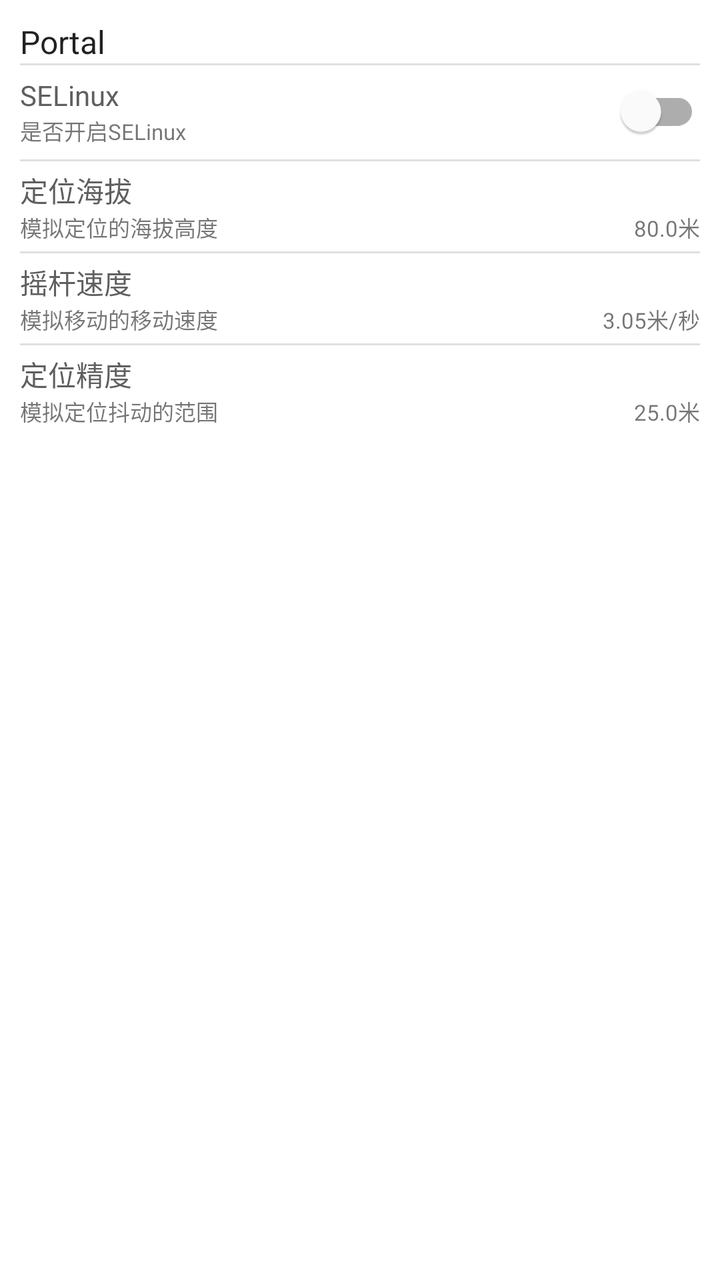
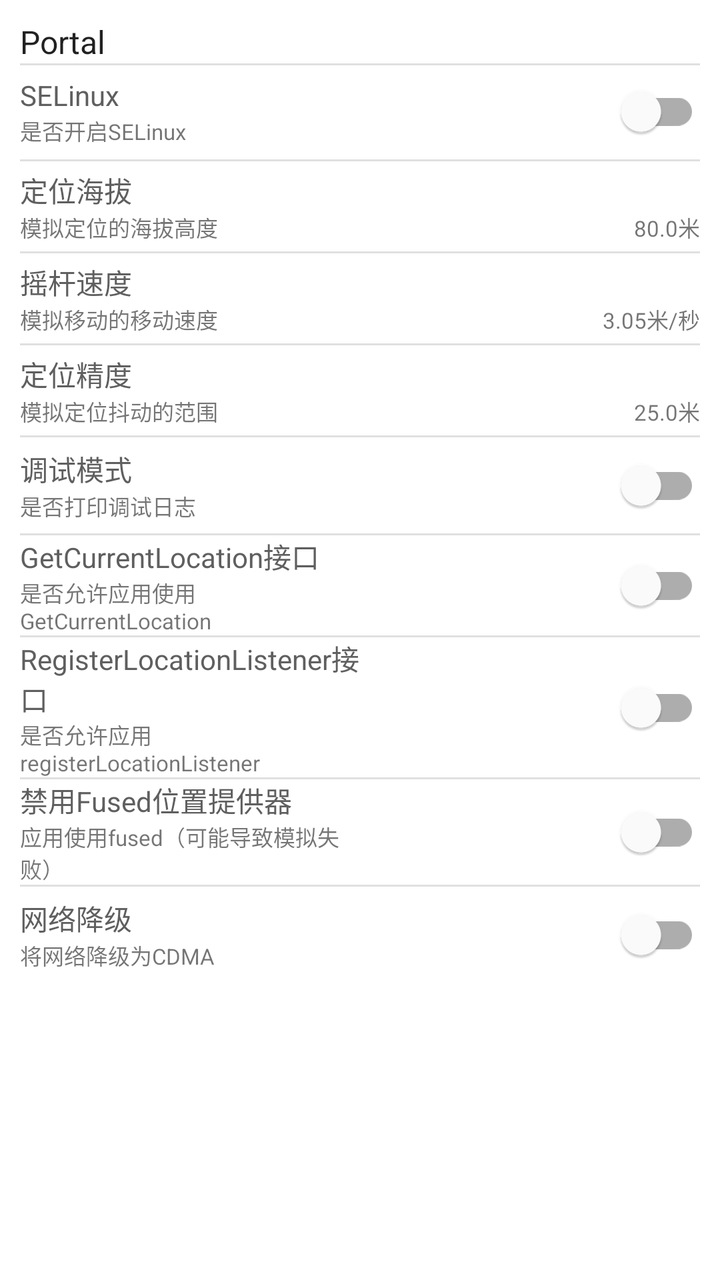

Compare the two renders of this Android layout. The source of the first and the diff that turns it into the second are given below.
<!-- AndroidManifest.xml: application theme AppTheme -->
<!-- res/layout/fragment_settings.xml -->
<?xml version="1.0" encoding="utf-8"?>
<androidx.constraintlayout.widget.ConstraintLayout xmlns:android="http://schemas.android.com/apk/res/android"
    xmlns:app="http://schemas.android.com/apk/res-auto"
    xmlns:tools="http://schemas.android.com/tools"
    android:layout_width="match_parent"
    android:layout_height="match_parent"
    android:padding="10dp"
    tools:context=".ui.settings.SettingsFragment">

    <com.google.android.material.textview.MaterialTextView
        android:id="@+id/settings_title"
        android:layout_width="wrap_content"
        android:layout_height="wrap_content"
        android:text="@string/app_name"
        style="@style/TextAppearance.AppCompat.Menu"
        app:layout_constraintTop_toTopOf="parent"
        app:layout_constraintStart_toStartOf="parent" />

    <com.google.android.material.divider.MaterialDivider
        android:layout_width="match_parent"
        android:layout_height="wrap_content"
        app:layout_constraintTop_toBottomOf="@id/settings_title"
        app:layout_constraintStart_toStartOf="parent" />

    <LinearLayout
        android:layout_width="match_parent"
        android:layout_height="wrap_content"
        android:orientation="vertical"
        app:layout_constraintTop_toBottomOf="@id/settings_title"
        app:layout_constraintStart_toStartOf="parent">

        <LinearLayout
            android:id="@+id/selinux_layout"
            android:layout_width="match_parent"
            android:layout_height="wrap_content"
            android:gravity="center_vertical"
            android:orientation="horizontal">
            <LinearLayout
                android:layout_width="0dp"
                android:layout_height="wrap_content"
                android:layout_weight="1"
                android:orientation="vertical"
                android:gravity="center_vertical">
                <com.google.android.material.textview.MaterialTextView
                    android:layout_width="wrap_content"
                    android:layout_height="wrap_content"
                    android:text="@string/selinux"
                    android:textColor="@color/portal_mini_title_color" />
                <com.google.android.material.textview.MaterialTextView
                    android:layout_width="wrap_content"
                    android:layout_height="wrap_content"
                    android:text="@string/need_open_selinux"
                    android:textSize="11sp" />
            </LinearLayout>
            <com.google.android.material.switchmaterial.SwitchMaterial
                android:id="@+id/selinux_switch"
                android:layout_width="0dp"
                android:layout_weight="1"
                android:layout_height="wrap_content"
                android:layout_gravity="center_vertical"
                app:useMaterialThemeColors="true"/>
        </LinearLayout>

        <com.google.android.material.divider.MaterialDivider
            android:layout_width="match_parent"
            android:layout_height="wrap_content"
            app:layout_constraintTop_toBottomOf="@id/selinux_layout"
            app:layout_constraintStart_toStartOf="parent" />

        <androidx.constraintlayout.widget.ConstraintLayout
            android:id="@+id/altitude_layout"
            android:layout_width="match_parent"
            android:layout_height="wrap_content"
            android:gravity="center_vertical"
            android:layout_marginTop="4dp"
            android:layout_marginBottom="4dp">

            <com.google.android.material.textview.MaterialTextView
                android:id="@+id/altitude_title"
                android:layout_width="wrap_content"
                android:layout_height="wrap_content"
                android:text="@string/altitude"
                android:textColor="@color/portal_mini_title_color"
                app:layout_constraintStart_toStartOf="parent"
                app:layout_constraintTop_toTopOf="parent"/>

            <com.google.android.material.textview.MaterialTextView
                android:id="@+id/altitude_desc"
                android:layout_width="wrap_content"
                android:layout_height="wrap_content"
                android:text="@string/altitude_desc"
                android:textSize="11sp"
                app:layout_constraintStart_toStartOf="parent"
                app:layout_constraintTop_toBottomOf="@id/altitude_title"/>

            <com.google.android.material.textview.MaterialTextView
                android:id="@+id/altitude_value"
                android:layout_width="wrap_content"
                android:layout_height="wrap_content"
                android:text="80.0米"
                android:textSize="11sp"
                app:layout_constraintTop_toBottomOf="@id/altitude_title"
                app:layout_constraintEnd_toEndOf="parent" />

        </androidx.constraintlayout.widget.ConstraintLayout>

        <com.google.android.material.divider.MaterialDivider
            android:layout_width="match_parent"
            android:layout_height="wrap_content"
            app:layout_constraintTop_toBottomOf="@id/altitude_layout"
            app:layout_constraintStart_toStartOf="parent" />

        <androidx.constraintlayout.widget.ConstraintLayout
            android:id="@+id/speed_layout"
            android:layout_width="match_parent"
            android:layout_height="wrap_content"
            android:gravity="center_vertical"
            android:layout_marginTop="4dp"
            android:layout_marginBottom="4dp">

            <com.google.android.material.textview.MaterialTextView
                android:id="@+id/speed_title"
                android:layout_width="wrap_content"
                android:layout_height="wrap_content"
                android:text="@string/rocker_speed"
                android:textColor="@color/portal_mini_title_color"
                app:layout_constraintStart_toStartOf="parent"
                app:layout_constraintTop_toTopOf="parent"/>

            <com.google.android.material.textview.MaterialTextView
                android:id="@+id/speed_desc"
                android:layout_width="wrap_content"
                android:layout_height="wrap_content"
                android:text="@string/rocker_speed_desc"
                android:textSize="11sp"
                app:layout_constraintStart_toStartOf="parent"
                app:layout_constraintTop_toBottomOf="@id/speed_title"/>

            <com.google.android.material.textview.MaterialTextView
                android:id="@+id/speed_value"
                android:layout_width="wrap_content"
                android:layout_height="wrap_content"
                android:text="3.05米/秒"
                android:textSize="11sp"
                app:layout_constraintTop_toBottomOf="@id/speed_title"
                app:layout_constraintEnd_toEndOf="parent" />

        </androidx.constraintlayout.widget.ConstraintLayout>

        <com.google.android.material.divider.MaterialDivider
            android:layout_width="match_parent"
            android:layout_height="wrap_content"
            app:layout_constraintTop_toBottomOf="@id/speed_layout"
            app:layout_constraintStart_toStartOf="parent" />

        <androidx.constraintlayout.widget.ConstraintLayout
            android:id="@+id/accuracy_layout"
            android:layout_width="match_parent"
            android:layout_height="wrap_content"
            android:gravity="center_vertical"
            android:layout_marginTop="4dp"
            android:layout_marginBottom="4dp">

            <com.google.android.material.textview.MaterialTextView
                android:id="@+id/accuracy_title"
                android:layout_width="wrap_content"
                android:layout_height="wrap_content"
                android:text="@string/accuracy"
                android:textColor="@color/portal_mini_title_color"
                app:layout_constraintStart_toStartOf="parent"
                app:layout_constraintTop_toTopOf="parent"/>

            <com.google.android.material.textview.MaterialTextView
                android:id="@+id/accuracy_desc"
                android:layout_width="wrap_content"
                android:layout_height="wrap_content"
                android:text="@string/accuracy_desc"
                android:textSize="11sp"
                app:layout_constraintStart_toStartOf="parent"
                app:layout_constraintTop_toBottomOf="@id/accuracy_title"/>

            <com.google.android.material.textview.MaterialTextView
                android:id="@+id/accuracy_value"
                android:layout_width="wrap_content"
                android:layout_height="wrap_content"
                android:text="25.0米"
                android:textSize="11sp"
                app:layout_constraintTop_toBottomOf="@id/accuracy_title"
                app:layout_constraintEnd_toEndOf="parent" />

        </androidx.constraintlayout.widget.ConstraintLayout>

    </LinearLayout>

</androidx.constraintlayout.widget.ConstraintLayout>
<!-- resources referenced by this layout -->
<resources>
  <color name="portal_mini_title_color">#5F5F5F</color>
  <string name="accuracy">定位精度</string>
  <string name="accuracy_desc">模拟定位抖动的范围</string>
  <string name="altitude">定位海拔</string>
  <string name="altitude_desc">模拟定位的海拔高度</string>
  <string name="app_name">Portal</string>
  <string name="need_open_selinux">是否开启SELinux</string>
  <string name="rocker_speed">摇杆速度</string>
  <string name="rocker_speed_desc">模拟移动的移动速度</string>
  <string name="selinux">SELinux</string>
  <style name="AppTheme" parent="Theme.MaterialComponents.Light.NoActionBar">
          <item name="colorPrimaryVariant">@color/purple_700</item>
          <item name="colorOnPrimary">@color/white</item>
          <item name="colorSecondary">@color/portal_appbar_color</item>
          <item name="colorSecondaryVariant">@color/portal_appbar_color_center</item>
          <item name="colorOnSecondary">@color/white</item>
  
          <item name="colorPrimary">@color/portal_appbar_color</item>
          <item name="colorPrimaryDark">@color/portal_appbar_color</item>
  
          <item name="android:statusBarColor">@android:color/transparent</item>
          <item name="windowActionModeOverlay">true</item>
          <item name="windowActionBar">false</item>
          <item name="windowNoTitle">true</item>
          <item name="android:windowDrawsSystemBarBackgrounds">true</item>
          <item name="android:windowTranslucentStatus">true</item>
  
          <item name="colorControlNormal">@color/white</item>
          <item name="colorControlActivated">@color/portal_appbar_color_dark</item>
          <item name="colorControlHighlight">@color/white</item>
  
          <item name="android:textColorHint">@android:color/white</item>
          <item name="android:editTextColor">@android:color/white</item>
  
          <item name="searchViewStyle">@style/Portal.SearchViewStyle</item>
  
          <item name="selectableItemBackgroundBorderless">@drawable/ripple_effect</item>
  
          <item name="sliderStyle">@style/Portal.SliderTheme</item>
      </style>
  <color name="purple_700">#FF3700B3</color>
  <color name="white">#FFFFFFFF</color>
  <color name="portal_appbar_color">#5F5F5F</color>
  <color name="portal_appbar_color_center">#494949</color>
  <color name="portal_appbar_color_dark">#373737</color>
  <style name="Portal.SearchViewStyle" parent="Widget.AppCompat.SearchView">
      </style>
  <!-- drawable ripple_effect (drawable) -->
  <ripple xmlns:android="http://schemas.android.com/apk/res/android"
      android:color="@color/selected_color">
      <item android:id="@android:id/mask" android:drawable="@color/white"/>
  </ripple >
  <style name="Portal.SliderTheme" parent="Widget.MaterialComponents.Slider">
  
      </style>
  <color name="selected_color">#BCBCBC</color>
</resources>

<!-- the commit's change to res/layout/fragment_settings.xml (unified diff, before → after) -->
@@ -190,6 +190,195 @@
 
         </androidx.constraintlayout.widget.ConstraintLayout>
 
+        <com.google.android.material.divider.MaterialDivider
+            android:layout_width="match_parent"
+            android:layout_height="wrap_content"
+            app:layout_constraintTop_toBottomOf="@id/accuracy_layout"
+            app:layout_constraintStart_toStartOf="parent" />
+
+        <LinearLayout
+            android:id="@+id/debug_layout"
+            android:layout_width="match_parent"
+            android:layout_height="wrap_content"
+            android:gravity="center_vertical"
+            android:orientation="horizontal">
+            <LinearLayout
+                android:layout_width="0dp"
+                android:layout_height="wrap_content"
+                android:layout_weight="1"
+                android:orientation="vertical"
+                android:gravity="center_vertical">
+                <com.google.android.material.textview.MaterialTextView
+                    android:layout_width="wrap_content"
+                    android:layout_height="wrap_content"
+                    android:text="@string/debug"
+                    android:textColor="@color/portal_mini_title_color" />
+                <com.google.android.material.textview.MaterialTextView
+                    android:layout_width="wrap_content"
+                    android:layout_height="wrap_content"
+                    android:text="@string/debug_desc"
+                    android:textSize="11sp" />
+            </LinearLayout>
+            <com.google.android.material.switchmaterial.SwitchMaterial
+                android:id="@+id/debug_switch"
+                android:layout_width="0dp"
+                android:layout_weight="1"
+                android:layout_height="wrap_content"
+                android:layout_gravity="center_vertical"
+                app:useMaterialThemeColors="true"/>
+        </LinearLayout>
+
+        <com.google.android.material.divider.MaterialDivider
+            android:layout_width="match_parent"
+            android:layout_height="wrap_content"
+            app:layout_constraintTop_toBottomOf="@id/debug_layout"
+            app:layout_constraintStart_toStartOf="parent" />
+
+        <LinearLayout
+            android:id="@+id/dgc_layout"
+            android:layout_width="match_parent"
+            android:layout_height="wrap_content"
+            android:gravity="center_vertical"
+            android:orientation="horizontal">
+            <LinearLayout
+                android:layout_width="0dp"
+                android:layout_height="wrap_content"
+                android:layout_weight="1"
+                android:orientation="vertical"
+                android:gravity="center_vertical">
+                <com.google.android.material.textview.MaterialTextView
+                    android:layout_width="wrap_content"
+                    android:layout_height="wrap_content"
+                    android:text="@string/dgc"
+                    android:textColor="@color/portal_mini_title_color" />
+                <com.google.android.material.textview.MaterialTextView
+                    android:layout_width="wrap_content"
+                    android:layout_height="wrap_content"
+                    android:text="@string/dgc_desc"
+                    android:textSize="11sp" />
+            </LinearLayout>
+            <com.google.android.material.switchmaterial.SwitchMaterial
+                android:id="@+id/dgc_switch"
+                android:layout_width="0dp"
+                android:layout_weight="1"
+                android:layout_height="wrap_content"
+                android:layout_gravity="center_vertical"
+                app:useMaterialThemeColors="true"/>
+        </LinearLayout>
+
+        <com.google.android.material.divider.MaterialDivider
+            android:layout_width="match_parent"
+            android:layout_height="wrap_content"
+            app:layout_constraintTop_toBottomOf="@id/dgc_layout"
+            app:layout_constraintStart_toStartOf="parent" />
+
+        <LinearLayout
+            android:id="@+id/rll_layout"
+            android:layout_width="match_parent"
+            android:layout_height="wrap_content"
+            android:gravity="center_vertical"
+            android:orientation="horizontal">
+            <LinearLayout
+                android:layout_width="0dp"
+                android:layout_height="wrap_content"
+                android:layout_weight="1"
+                android:orientation="vertical"
+                android:gravity="center_vertical">
+                <com.google.android.material.textview.MaterialTextView
+                    android:layout_width="wrap_content"
+                    android:layout_height="wrap_content"
+                    android:text="@string/rll"
+                    android:textColor="@color/portal_mini_title_color" />
+                <com.google.android.material.textview.MaterialTextView
+                    android:layout_width="wrap_content"
+                    android:layout_height="wrap_content"
+                    android:text="@string/rll_desc"
+                    android:textSize="11sp" />
+            </LinearLayout>
+            <com.google.android.material.switchmaterial.SwitchMaterial
+                android:id="@+id/rll_switch"
+                android:layout_width="0dp"
+                android:layout_weight="1"
+                android:layout_height="wrap_content"
+                android:layout_gravity="center_vertical"
+                app:useMaterialThemeColors="true"/>
+        </LinearLayout>
+
+        <com.google.android.material.divider.MaterialDivider
+            android:layout_width="match_parent"
+            android:layout_height="wrap_content"
+            app:layout_constraintTop_toBottomOf="@id/rll_layout"
+            app:layout_constraintStart_toStartOf="parent" />
+
+        <LinearLayout
+            android:id="@+id/dfused_layout"
+            android:layout_width="match_parent"
+            android:layout_height="wrap_content"
+            android:gravity="center_vertical"
+            android:orientation="horizontal">
+            <LinearLayout
+                android:layout_width="0dp"
+                android:layout_height="wrap_content"
+                android:layout_weight="1"
+                android:orientation="vertical"
+                android:gravity="center_vertical">
+                <com.google.android.material.textview.MaterialTextView
+                    android:layout_width="wrap_content"
+                    android:layout_height="wrap_content"
+                    android:text="@string/dfused"
+                    android:textColor="@color/portal_mini_title_color" />
+                <com.google.android.material.textview.MaterialTextView
+                    android:layout_width="wrap_content"
+                    android:layout_height="wrap_content"
+                    android:text="@string/dfused_desc"
+                    android:textSize="11sp" />
+            </LinearLayout>
+            <com.google.android.material.switchmaterial.SwitchMaterial
+                android:id="@+id/dfused_switch"
+                android:layout_width="0dp"
+                android:layout_weight="1"
+                android:layout_height="wrap_content"
+                android:layout_gravity="center_vertical"
+                app:useMaterialThemeColors="true"/>
+        </LinearLayout>
+
+        <com.google.android.material.divider.MaterialDivider
+            android:layout_width="match_parent"
+            android:layout_height="wrap_content"
+            app:layout_constraintTop_toBottomOf="@id/dfused_layout"
+            app:layout_constraintStart_toStartOf="parent" />
+
+        <LinearLayout
+            android:id="@+id/cdma_layout"
+            android:layout_width="match_parent"
+            android:layout_height="wrap_content"
+            android:gravity="center_vertical"
+            android:orientation="horizontal">
+            <LinearLayout
+                android:layout_width="0dp"
+                android:layout_height="wrap_content"
+                android:layout_weight="1"
+                android:orientation="vertical"
+                android:gravity="center_vertical">
+                <com.google.android.material.textview.MaterialTextView
+                    android:layout_width="wrap_content"
+                    android:layout_height="wrap_content"
+                    android:text="@string/cdma"
+                    android:textColor="@color/portal_mini_title_color" />
+                <com.google.android.material.textview.MaterialTextView
+                    android:layout_width="wrap_content"
+                    android:layout_height="wrap_content"
+                    android:text="@string/cdma_desc"
+                    android:textSize="11sp" />
+            </LinearLayout>
+            <com.google.android.material.switchmaterial.SwitchMaterial
+                android:id="@+id/cdma_switch"
+                android:layout_width="0dp"
+                android:layout_weight="1"
+                android:layout_height="wrap_content"
+                android:layout_gravity="center_vertical"
+                app:useMaterialThemeColors="true"/>
+        </LinearLayout>
     </LinearLayout>
 
 </androidx.constraintlayout.widget.ConstraintLayout>
<!-- resource entries referenced after the edit -->
@@ -6,7 +6,17 @@
   <string name="altitude">定位海拔</string>
   <string name="altitude_desc">模拟定位的海拔高度</string>
   <string name="app_name">Portal</string>
+  <string name="cdma">网络降级</string>
+  <string name="cdma_desc">将网络降级为CDMA</string>
+  <string name="debug">调试模式</string>
+  <string name="debug_desc">是否打印调试日志</string>
+  <string name="dfused">禁用Fused位置提供器</string>
+  <string name="dfused_desc">应用使用fused（可能导致模拟失败）</string>
+  <string name="dgc">GetCurrentLocation接口</string>
+  <string name="dgc_desc">是否允许应用使用GetCurrentLocation</string>
   <string name="need_open_selinux">是否开启SELinux</string>
+  <string name="rll">RegisterLocationListener接口</string>
+  <string name="rll_desc">是否允许应用registerLocationListener</string>
   <string name="rocker_speed">摇杆速度</string>
   <string name="rocker_speed_desc">模拟移动的移动速度</string>
   <string name="selinux">SELinux</string>
